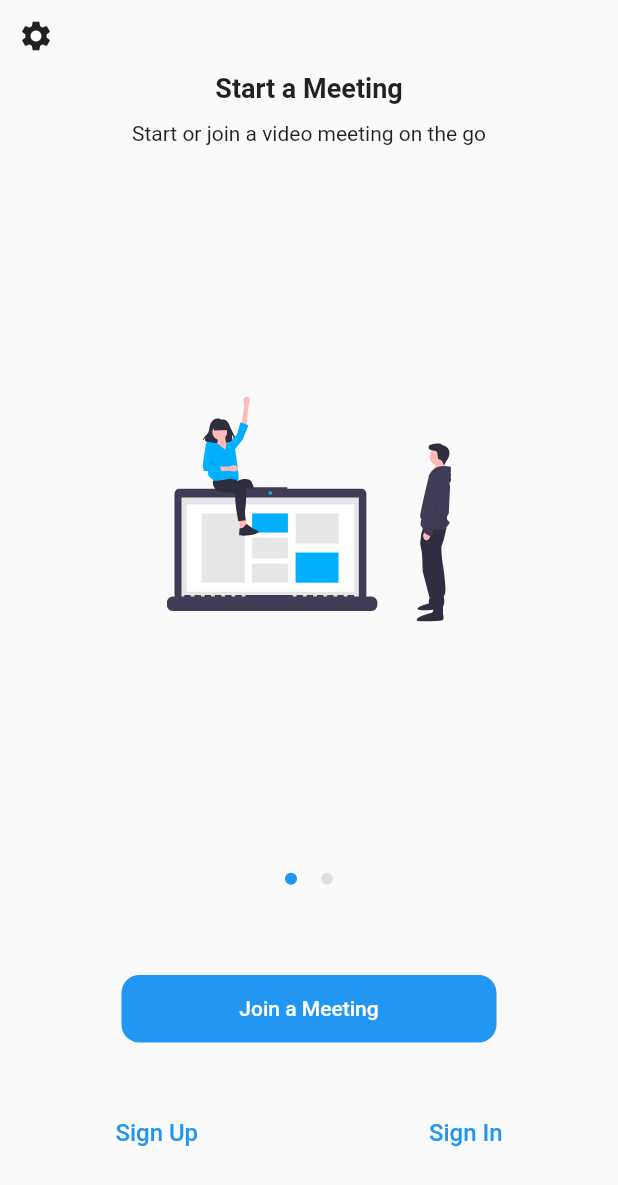
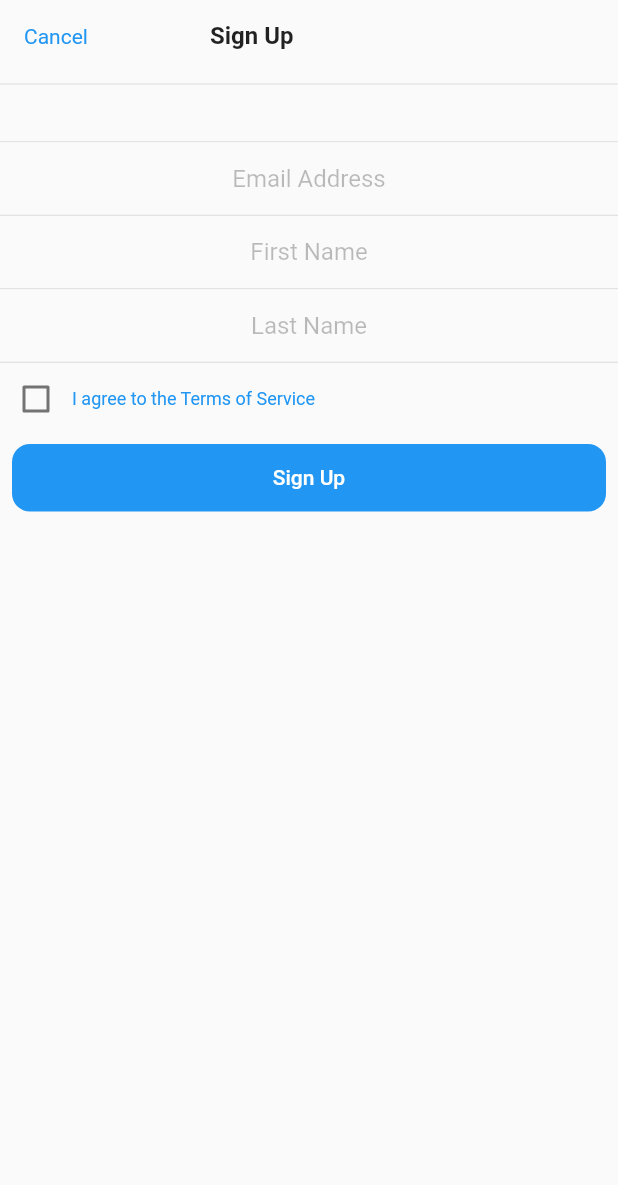
Before and after one commit to wa11breaker/zoomui, a Flutter app: the screen it shows after launch, after a tap on "Sign Up", on a phone screen of 412 x 824 dp. Shown: the top 1185 px of the screen. Run offline on Flutter 3.47's test engine with Material 2 defaults, Android fonts, the phone set to English and light mode, and no system bars; our stand-ins replace flutter_svg.

Commit message:
added sigup screen

```diff
--- /dev/null
+++ b/lib/screens/login_screem/signup_screem.dart
@@ -0,0 +1,150 @@
+import 'package:flutter/material.dart';
+import 'package:zoomUI/widgets/button.dart';
+
+class SignUp extends StatefulWidget {
+  @override
+  _SignUpState createState() => _SignUpState();
+}
+
+class _SignUpState extends State<SignUp> {
+  bool agree = false;
+
+  @override
+  Widget build(BuildContext context) {
+    return Scaffold(
+      body: SafeArea(
+        child: SingleChildScrollView(
+          child: Column(children: [
+            Padding(
+              padding: const EdgeInsets.all(8.0),
+              child: Container(
+                width: double.infinity,
+                // color: Colors.blue,
+                child: Row(
+                  children: <Widget>[
+                    Expanded(
+                      flex: 1,
+                      child: GestureDetector(
+                        onTap: () => Navigator.pop(context),
+                        child: Padding(
+                          padding: const EdgeInsets.all(8.0),
+                          child: Text(
+                            'Cancel',
+                            style: TextStyle(color: Colors.blue),
+                          ),
+                        ),
+                      ),
+                    ),
+                    Expanded(
+                      flex: 1,
+                      child: Text(
+                        'Sign Up',
+                        style: TextStyle(
+                            fontWeight: FontWeight.bold, fontSize: 16),
+                      ),
+                    ),
+                    Expanded(
+                      flex: 1,
+                      child: Container(),
+                    )
+                  ],
+                ),
+              ),
+            ),
+            const Divider(),
+            SizedBox(
+              height: 30,
+            ),
+            const Divider(
+              height: 1,
+            ),
+            Container(
+              width: double.infinity,
+              color: Colors.grey[50],
+              child: FractionallySizedBox(
+                widthFactor: 0.70666666666, // 265 / 375
+                child: TextField(
+                  // controller: screenNameController,
+                  textAlign: TextAlign.center,
+                  decoration: InputDecoration(
+                    hintText: 'Email Address',
+                    hintStyle: TextStyle(color: Colors.black26),
+                    border: InputBorder.none,
+                  ),
+                ),
+              ),
+            ),
+            const Divider(
+              height: 1,
+            ),
+            Container(
+              width: double.infinity,
+              color: Colors.grey[50],
+              child: FractionallySizedBox(
+                widthFactor: 0.70666666666, // 265 / 375
+                child: TextField(
+                  // controller: screenNameController,
+                  textAlign: TextAlign.center,
+                  decoration: InputDecoration(
+                    hintText: 'First Name',
+                    hintStyle: TextStyle(color: Colors.black26),
+                    border: InputBorder.none,
+                  ),
+                ),
+              ),
+            ),
+            const Divider(
+              height: 1,
+            ),
+
+            Container(
+              width: double.infinity,
+              color: Colors.grey[50],
+              child: FractionallySizedBox(
+                widthFactor: 0.70666666666, // 265 / 375
+                child: TextField(
+                  // controller: screenNameController,
+                  textAlign: TextAlign.center,
+                  decoration: InputDecoration(
+                    hintText: 'Last Name',
+                    hintStyle: TextStyle(color: Colors.black26),
+                    border: InputBorder.none,
+                  ),
+                ),
+              ),
+            ),
+            const Divider(
+              height: 1,
+            ),
+            Row(
+              children: <Widget>[
+                Checkbox(
+                    value: agree,
+                    onChanged: (val) {
+                      agree = true;
+                      setState(() {});
+                    }),
+                Text(
+                  'I agree to the Terms of Service',
+                  style: TextStyle(color: Colors.blue, fontSize: 12),
+                ),
+              ],
+            ),
+            Container(
+              margin: const EdgeInsets.symmetric(horizontal: 8, vertical: 6),
+              width: double.infinity,
+              height: 45,
+              child: Button(
+                text: 'Sign Up',
+                function: () {},
+              ),
+            ),
+            SizedBox(
+              height: 50,
+            ),
+          ]),
+        ),
+      ),
+    );
+  }
+}
--- a/lib/screens/onboard_screen/onBoard_screen.dart
+++ b/lib/screens/onboard_screen/onBoard_screen.dart
@@ -1,6 +1,7 @@
 import 'package:flutter/material.dart';
 import 'package:zoomUI/screens/join_meeting_screen/join_meeting.dart';
 import 'package:zoomUI/screens/login_screem/signin-screen.dart';
+import 'package:zoomUI/screens/login_screem/signup_screem.dart';
 import 'package:zoomUI/screens/onboard_screen/onboard.dart';
 import 'package:zoomUI/widgets/button.dart';
 
@@ -40,7 +41,9 @@ class OnBoardHome extends StatelessWidget {
                     children: [
                       GestureDetector(
                         behavior: HitTestBehavior.translucent,
-                        onTap: () {},
+                        onTap: () {
+                          Navigator.push(context, MaterialPageRoute(builder: (context)=>SignUp()));
+                        },
                         child: Text(
                           'Sign Up',
                           style: TextStyle(
```
